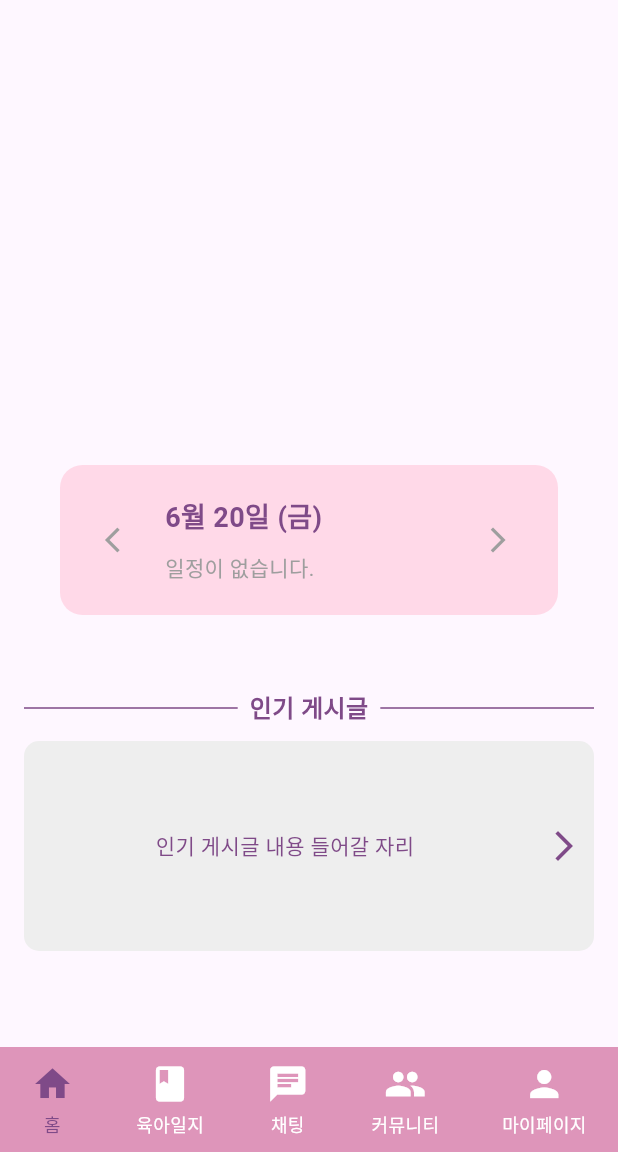
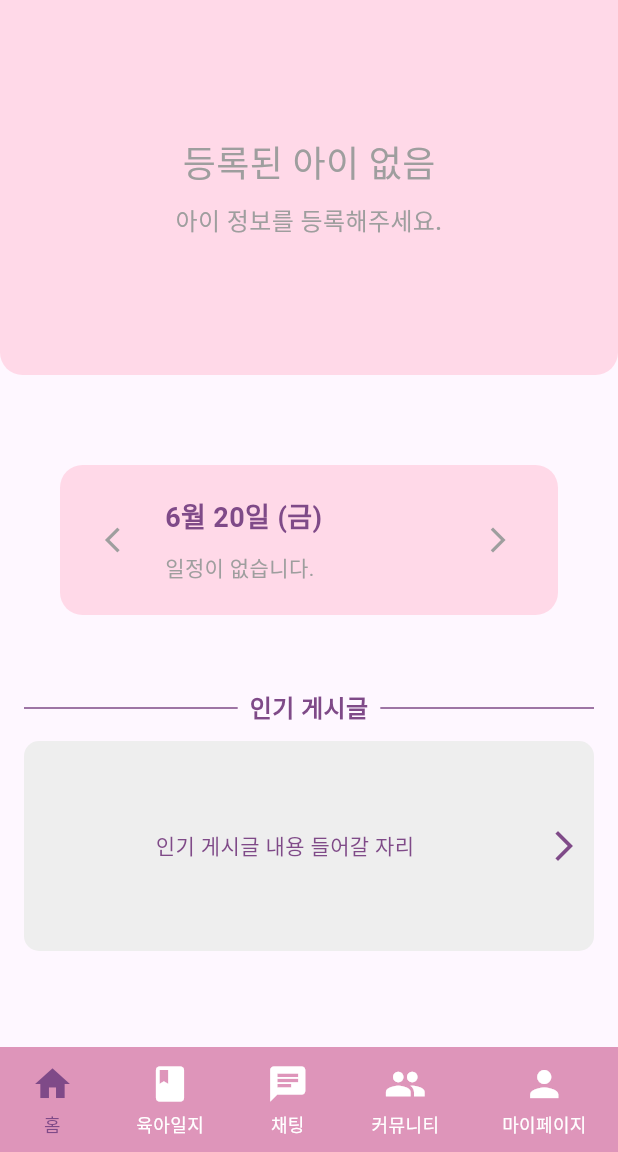
Before and after one commit to shiroHSG/Pium, a Flutter app: the MyHomePage screen opened by its route, on a phone screen of 412 x 824 dp, the part 84-1236 px from its top. Run offline on Flutter 3.47's test engine with Material 3 defaults, Android fonts, the light colour scheme and no system bars; our stand-ins replace flutter_secure_storage, image_picker, shared_preferences, webview_flutter; missing offline and left inert: stomp_dart_client; accounts and stored records are empty; network calls fail; Roboto replaces fonts that are missing (Jua).

Commit message:
update home_page

```diff
--- a/backend_spring/src/main/frontend_flutter/lib/pages/home/home_page.dart
+++ b/backend_spring/src/main/frontend_flutter/lib/pages/home/home_page.dart
@@ -19,6 +19,7 @@ import '../../models/chat/chat_service.dart';
 import '../../models/child/child_api.dart';
 import '../../models/webSocket/connectWebSocket.dart';
 import '../community/community_page.dart';
+import '../my_page/baby_profile/babyProfile_page.dart';
 
 class MyHomePage extends StatefulWidget {
   final int initialIndex;
@@ -138,6 +139,13 @@ class _MyHomePageState extends State<MyHomePage> {
     }
   }
 
+  void _BabyProfilePage() {
+    Navigator.push(
+      context,
+      MaterialPageRoute(builder: (context) => const BabyProfilePage()),
+    ).then((_) => _loadBabyProfile());
+  }
+
   Future<void> _navigateToCalendarPage() async {
     await Navigator.push(
       context,
@@ -245,7 +253,18 @@ class _MyHomePageState extends State<MyHomePage> {
             children: [
               SizedBox(
                 height: 250,
-                child: PageView.builder(
+                child: _children.isEmpty
+                    ? BabyProfileHeader(
+                  babyProfile: BabyProfile(
+                    name: '등록된 아이 없음',
+                    birthDate: DateTime.now(),
+                    gender: null,
+                    // developmentStep: '아이 정보를 등록해주세요.',
+                  ),
+                  babyImage: null,
+                  onEditPressed: _BabyProfilePage,
+                )
+                    : PageView.builder(
                   controller: _pageController,
                   itemCount: _children.length,
                   onPageChanged: (index) => setState(() => _currentPage = index),
@@ -264,6 +283,7 @@ class _MyHomePageState extends State<MyHomePage> {
                 ),
               ),
               const SizedBox(height: 20),
+              if (_children.isNotEmpty)
                 Row(
                   mainAxisAlignment: MainAxisAlignment.center,
                   children: List.generate(_children.length, (index) {
--- a/backend_spring/src/main/frontend_flutter/lib/screens/home/home_page_ui.dart
+++ b/backend_spring/src/main/frontend_flutter/lib/screens/home/home_page_ui.dart
@@ -29,6 +29,48 @@ class BabyProfileHeader extends StatelessWidget {
   @override
   Widget build(BuildContext context) {
     final screenWidth = MediaQuery.of(context).size.width;
+
+    // 등록된 아이 없음일 경우 → 정중앙 문구 UI 반환
+    if (babyProfile.name == '등록된 아이 없음') {
+      return GestureDetector(
+        onTap: onEditPressed,
+        child: Container(
+          width: screenWidth,
+          height: 250,
+          padding: const EdgeInsets.symmetric(horizontal: 20.0),
+          decoration: const BoxDecoration(
+            color: AppTheme.lightPink,
+            borderRadius: BorderRadius.vertical(bottom: Radius.circular(15)),
+          ),
+          child: const Center(
+            child: Column(
+              mainAxisAlignment: MainAxisAlignment.center,
+              children: [
+                Text(
+                  '등록된 아이 없음',
+                  style: TextStyle(
+                    fontSize: 24,
+                    color: Colors.grey,
+                  ),
+                ),
+                SizedBox(height: 8),
+                Text(
+                  '아이 정보를 등록해주세요.',
+                  style: TextStyle(
+                    fontSize: 16,
+                    color: Colors.grey,
+                    fontWeight: FontWeight.w500,
+                  ),
+                  textAlign: TextAlign.center,
+                ),
+              ],
+            ),
+          ),
+        ),
+      );
+    }
+
+    // 아이 정보가 있는 경우 기존 구성 유지
     return GestureDetector(
       onTap: onEditPressed,
       child: Container(
@@ -56,15 +98,6 @@ class BabyProfileHeader extends StatelessWidget {
                         ? DecorationImage(image: babyImage!, fit: BoxFit.cover)
                         : null,
                   ),
-                  child: babyImage == null
-                      ? const Center(
-                    child: Text(
-                      '아이\n사진',
-                      textAlign: TextAlign.center,
-                      style: TextStyle(color: Colors.white, fontSize: 18),
-                    ),
-                  )
-                      : null,
                 ),
                 const SizedBox(width: 16),
                 Expanded(
@@ -77,11 +110,11 @@ class BabyProfileHeader extends StatelessWidget {
                           fontSize: 24,
                           color: AppTheme.textPurple,
                         ),
-                        overflow: TextOverflow.ellipsis, // ✅ 너무 긴 텍스트 방지
+                        overflow: TextOverflow.ellipsis,
                       ),
                       const SizedBox(height: 4),
                       Text(
-                        '${formatDate(babyProfile.birthDate)} / '
+                        '${formatDate(babyProfile.birthDate)}\n'
                             '${babyProfile.height?.toStringAsFixed(1) ?? '??'} cm / '
                             '${babyProfile.weight?.toStringAsFixed(1) ?? '??'} kg',
                         style: const TextStyle(
@@ -108,9 +141,11 @@ class BabyProfileHeader extends StatelessWidget {
               child: Padding(
                 padding: const EdgeInsets.symmetric(horizontal: 20.0),
                 child: Text(
-                  babyProfile.developmentStep ?? '성장 발달 내용이 없습니다.',
+                  (babyProfile.developmentStep == null || babyProfile.developmentStep!.trim().isEmpty)
+                      ? '성장 발달 내용이 없습니다.'
+                      : babyProfile.developmentStep!,
                   textAlign: TextAlign.center,
-                  style: const TextStyle(color: Colors.grey, fontSize: 12),
+                  style: const TextStyle(color: Colors.grey, fontSize: 14),
                 ),
               ),
             ),
```
Also changed, not shown: 1 other file. Lines whose indentation alone changed are shown as unchanged.
